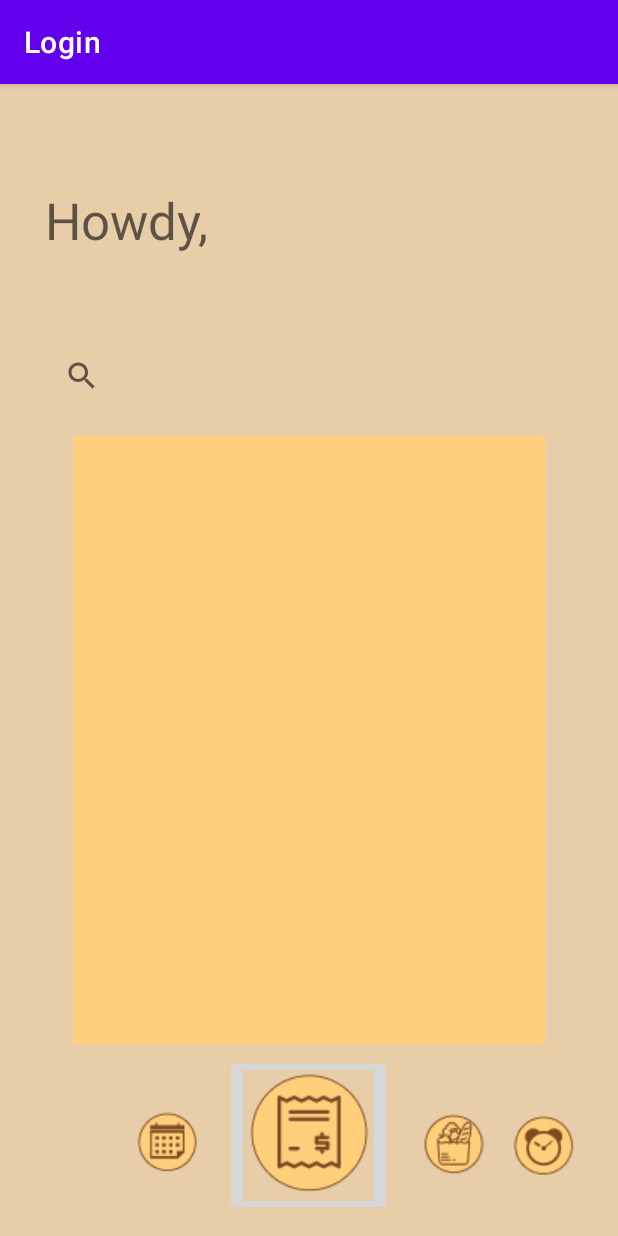
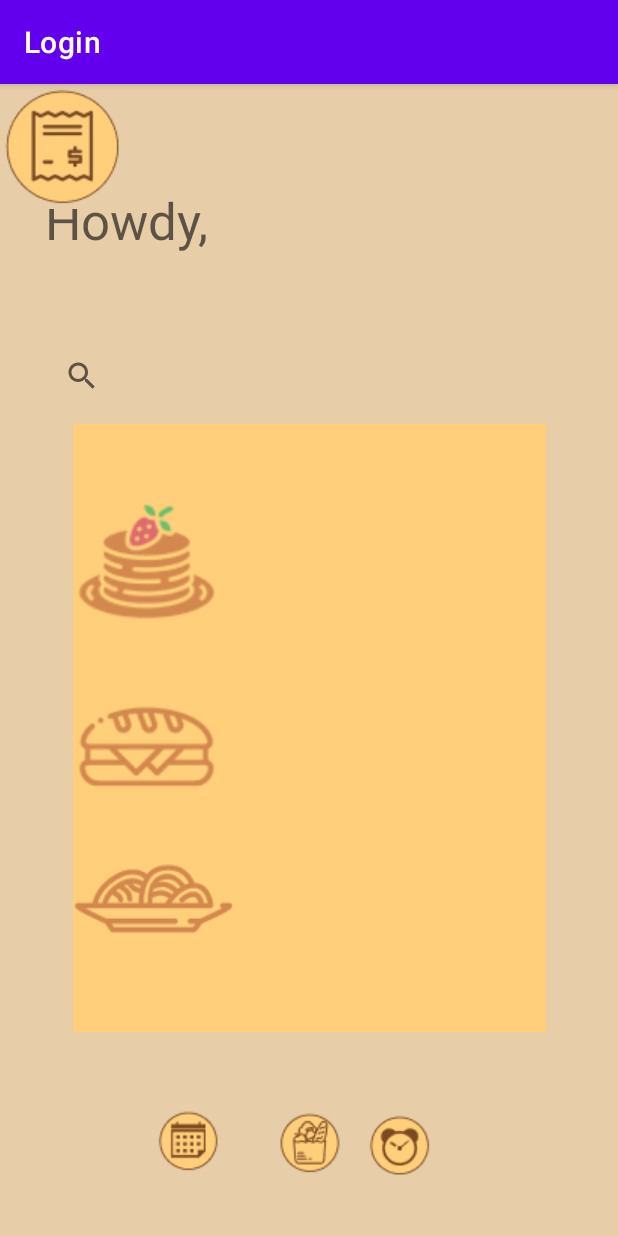
Before and after one commit to suhadewan/MEal, an Android app: the HomePageActivity screen opened directly, with no data from a screen before it, on a phone screen of 412 x 824 dp. Run offline under Robolectric (Android 15) with nearby library versions, the phone set to English and light mode, and no system bars.

Commit message:
added some images to the homepage

```diff
--- a/app/src/main/res/layout/activity_home_page.xml
+++ b/app/src/main/res/layout/activity_home_page.xml
@@ -16,7 +16,9 @@
         app:layout_constraintHorizontal_bias="0.491"
         app:layout_constraintStart_toStartOf="parent"
         app:layout_constraintTop_toTopOf="parent"
-        app:layout_constraintVertical_bias="0.237" />
+        app:layout_constraintVertical_bias="0.237" >
+
+    </SearchView>
 
     <TextView
         android:id="@+id/tvWelcome"
@@ -35,26 +37,13 @@
         android:id="@+id/ibIngredients"
         android:layout_width="60dp"
         android:layout_height="57dp"
+        android:layout_marginEnd="80dp"
         app:layout_constraintBottom_toBottomOf="parent"
         app:layout_constraintEnd_toEndOf="parent"
-        app:layout_constraintHorizontal_bias="0.131"
         app:layout_constraintStart_toEndOf="@+id/ibReceipt"
         app:layout_constraintTop_toBottomOf="@+id/searchView"
-        app:layout_constraintVertical_bias="0.936"
+        app:layout_constraintVertical_bias="0.935"
         app:srcCompat="@drawable/ingredients"
-        tools:ignore="SpeakableTextPresentCheck" />
-
-    <ImageButton
-        android:id="@+id/ibReceipt"
-        android:layout_width="wrap_content"
-        android:layout_height="wrap_content"
-        app:layout_constraintBottom_toBottomOf="parent"
-        app:layout_constraintEnd_toEndOf="parent"
-        app:layout_constraintHorizontal_bias="0.498"
-        app:layout_constraintStart_toStartOf="parent"
-        app:layout_constraintTop_toBottomOf="@+id/searchView"
-        app:layout_constraintVertical_bias="0.97"
-        app:srcCompat="@drawable/reciept"
         tools:ignore="SpeakableTextPresentCheck" />
 
     <ImageButton
@@ -74,13 +63,11 @@
         android:id="@+id/ibCalendar"
         android:layout_width="64dp"
         android:layout_height="66dp"
-        android:layout_marginEnd="8dp"
+        android:layout_marginStart="92dp"
         app:layout_constraintBottom_toBottomOf="parent"
-        app:layout_constraintEnd_toStartOf="@+id/ibReceipt"
-        app:layout_constraintHorizontal_bias="1.0"
         app:layout_constraintStart_toStartOf="parent"
         app:layout_constraintTop_toBottomOf="@+id/searchView"
-        app:layout_constraintVertical_bias="0.937"
+        app:layout_constraintVertical_bias="0.935"
         app:srcCompat="@drawable/calender"
         tools:ignore="SpeakableTextPresentCheck" />
 
@@ -102,11 +89,36 @@
         android:layout_height="405dp"
         android:layout_marginTop="8dp"
         android:background="#FFCF7B"
-        app:layout_constraintBottom_toTopOf="@+id/ibReceipt"
         app:layout_constraintEnd_toEndOf="parent"
         app:layout_constraintStart_toStartOf="parent"
         app:layout_constraintTop_toBottomOf="@+id/searchView">
 
+        <ImageView
+            android:id="@+id/imageView3"
+            android:layout_width="97dp"
+            android:layout_height="186dp"
+            app:srcCompat="@drawable/pancakes" />
+
+        <ImageView
+            android:id="@+id/imageView5"
+            android:layout_width="99dp"
+            android:layout_height="429dp"
+            app:srcCompat="@drawable/sandwich" />
+
+        <ImageView
+            android:id="@+id/imageView8"
+            android:layout_width="wrap_content"
+            android:layout_height="635dp"
+            app:srcCompat="@drawable/dinner" />
+
     </FrameLayout>
 
+    <ImageButton
+        android:id="@+id/ibReceipt"
+        android:layout_width="82dp"
+        android:layout_height="83dp"
+        app:srcCompat="@drawable/receipt"
+        tools:layout_editor_absoluteX="164dp"
+        tools:layout_editor_absoluteY="780dp" />
+
 </androidx.constraintlayout.widget.ConstraintLayout>
```
Also changed, not shown: app/src/main/res/drawable/dinner.PNG (added), app/src/main/res/drawable/pancakes.PNG (added), app/src/main/res/drawable/receipt.PNG (added), app/src/main/res/drawable/reciept.PNG (deleted), app/src/main/res/drawable/sandwich.PNG (added), 1 other file.
